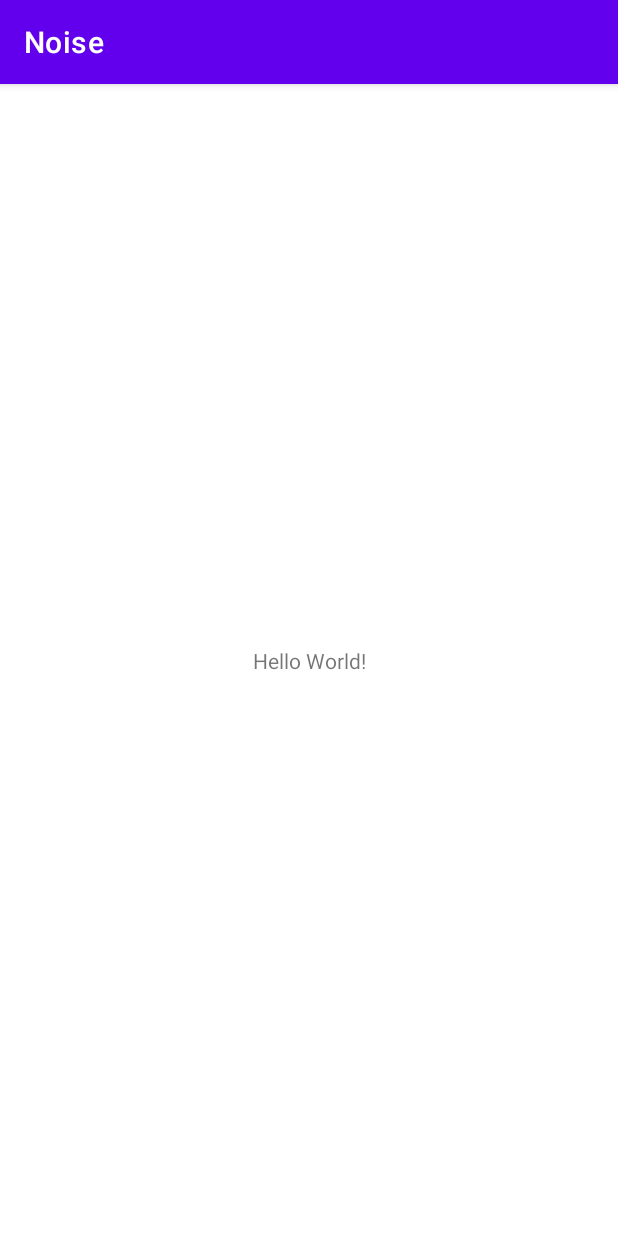
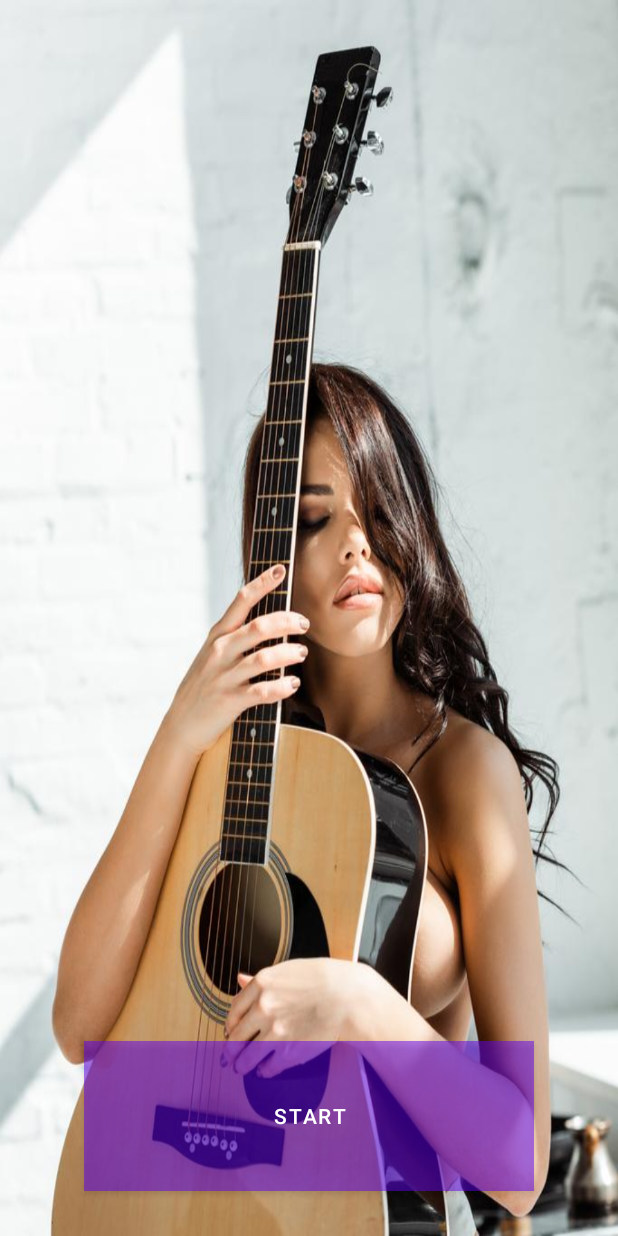
Before and after one commit to djshaji/Noise, an Android app: the screen it shows after launch (MainActivity), on a phone screen of 412 x 824 dp. Run offline under Robolectric (Android 15) with nearby library versions, the phone set to English and light mode, and no system bars; 2 statements that could not run were skipped.

Commit message:
compiles and runs ok but no sound

```diff
--- a/app/src/main/AndroidManifest.xml
+++ b/app/src/main/AndroidManifest.xml
@@ -1,6 +1,7 @@
 <?xml version="1.0" encoding="utf-8"?>
 <manifest xmlns:android="http://schemas.android.com/apk/res/android"
     package="com.shajikhan.ladspa.noise">
+    <uses-permission android:name="android.permission.RECORD_AUDIO" />
 
     <application
         android:allowBackup="true"
--- a/app/src/main/java/com/shajikhan/ladspa/noise/MainActivity.java
+++ b/app/src/main/java/com/shajikhan/ladspa/noise/MainActivity.java
@@ -8,6 +8,7 @@ import android.Manifest;
 import android.content.pm.PackageManager;
 import android.os.Bundle;
 import android.util.Log;
+import android.view.View;
 import android.widget.Button;
 import android.widget.TextView;
 import android.widget.Toast;
@@ -41,10 +42,16 @@ public class MainActivity extends AppCompatActivity
 
         binding = ActivityMainBinding.inflate(getLayoutInflater());
         setContentView(binding.getRoot());
+        getSupportActionBar().hide();
+        toggleEffectButton = findViewById(R.id.toggleButton);
+        toggleEffectButton.setOnClickListener(new View.OnClickListener() {
+            @Override
+            public void onClick(View view) {
+                toggleEffect();
+            }
+        });
 
-        // Example of a call to a native method
-        TextView tv = binding.sampleText;
-        tv.setText(stringFromJNI());
+        AudioEngine.create();
     }
 
     public void toggleEffect() {
@@ -67,6 +74,7 @@ public class MainActivity extends AppCompatActivity
         boolean success = AudioEngine.setEffectOn(true);
         if (success) {
             isPlaying = true;
+            toggleEffectButton.setText("Stop");
         } else {
             isPlaying = false;
         }
--- a/app/src/main/res/layout/activity_main.xml
+++ b/app/src/main/res/layout/activity_main.xml
@@ -1,19 +1,33 @@
 <?xml version="1.0" encoding="utf-8"?>
 <androidx.constraintlayout.widget.ConstraintLayout xmlns:android="http://schemas.android.com/apk/res/android"
-    xmlns:app="http://schemas.android.com/apk/res-auto"
-    xmlns:tools="http://schemas.android.com/tools"
     android:layout_width="match_parent"
-    android:layout_height="match_parent"
-    tools:context=".MainActivity">
+    android:layout_height="match_parent">
+    <ImageView
+        android:layout_width="match_parent"
+        android:layout_height="wrap_content"
+        android:scaleType="fitXY"
+        android:background="@drawable/lady"/>
+    <LinearLayout
+        android:layout_width="match_parent"
+        android:layout_height="match_parent"
+        android:gravity="bottom"
+        android:foregroundGravity="center"
+        android:orientation="vertical">
 
-    <TextView
-        android:id="@+id/sample_text"
-        android:layout_width="wrap_content"
-        android:layout_height="wrap_content"
-        android:text="Hello World!"
-        app:layout_constraintBottom_toBottomOf="parent"
-        app:layout_constraintLeft_toLeftOf="parent"
-        app:layout_constraintRight_toRightOf="parent"
-        app:layout_constraintTop_toTopOf="parent" />
 
+        <Button
+            android:backgroundTint="@color/black"
+            android:drawableTint="@color/black"
+            android:backgroundTintMode="multiply"
+            android:layout_gravity="center"
+            android:background="#80ffffff"
+            android:shadowRadius="60"
+            android:shadowColor="@color/white"
+            android:text="Start"
+            android:id="@+id/toggleButton"
+            android:layout_margin="30dp"
+            android:layout_width="300dp"
+            android:layout_height="100dp">
+        </Button>
+    </LinearLayout>
 </androidx.constraintlayout.widget.ConstraintLayout>
```
